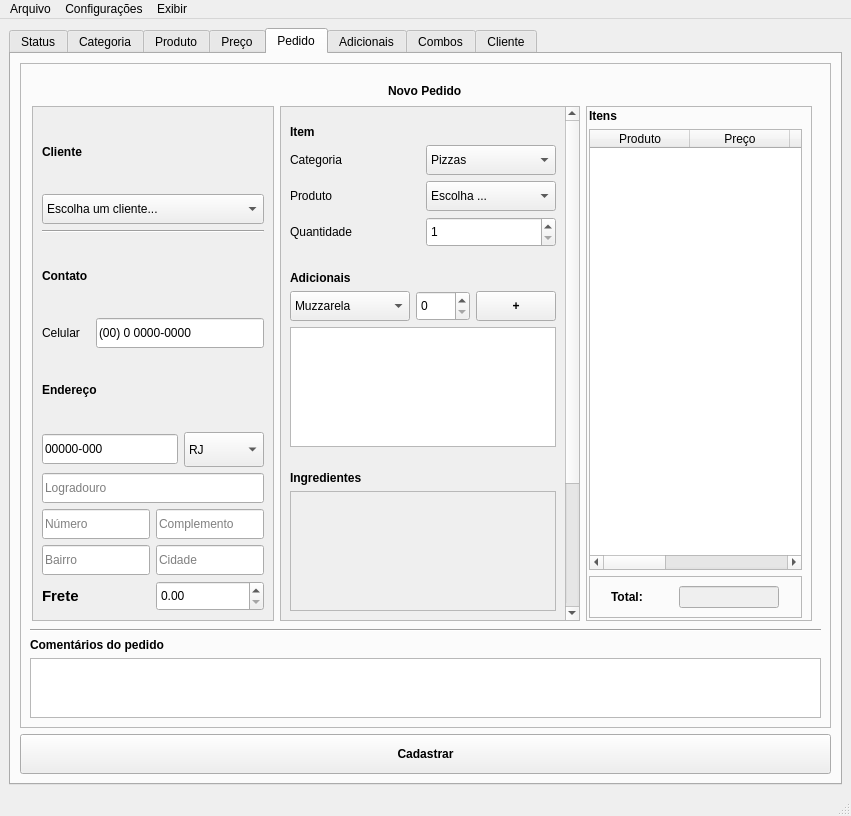
Old version of the form qt/src/views/main.ui in the repository antoniofernandodj/Chickie.
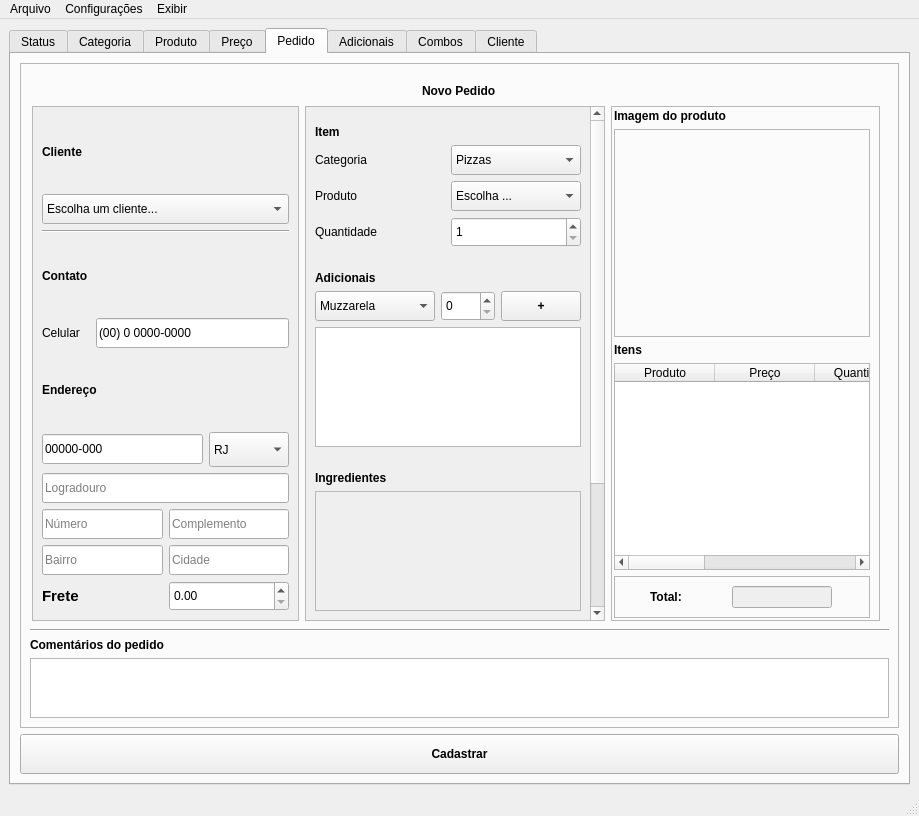
New version of the form. The open tabs and pages were chosen to show the change.

```diff
--- a/qt/src/views/main.ui
+++ b/qt/src/views/main.ui
@@ -6,7 +6,7 @@
    <rect>
     <x>0</x>
     <y>0</y>
-    <width>851</width>
+    <width>919</width>
     <height>816</height>
    </rect>
   </property>
@@ -2622,6 +2622,52 @@
                  <property name="bottomMargin">
                   <number>2</number>
                  </property>
+                 <item>
+                  <widget class="QLabel" name="label_image_produto_text">
+                   <property name="font">
+                    <font>
+                     <bold>true</bold>
+                    </font>
+                   </property>
+                   <property name="text">
+                    <string>Imagem do produto</string>
+                   </property>
+                  </widget>
+                 </item>
+                 <item>
+                  <widget class="QFrame" name="frame_31">
+                   <property name="enabled">
+                    <bool>true</bool>
+                   </property>
+                   <property name="sizePolicy">
+                    <sizepolicy hsizetype="Expanding" vsizetype="Expanding">
+                     <horstretch>0</horstretch>
+                     <verstretch>0</verstretch>
+                    </sizepolicy>
+                   </property>
+                   <property name="minimumSize">
+                    <size>
+                     <width>0</width>
+                     <height>0</height>
+                    </size>
+                   </property>
+                   <property name="frameShape">
+                    <enum>QFrame::StyledPanel</enum>
+                   </property>
+                   <property name="frameShadow">
+                    <enum>QFrame::Raised</enum>
+                   </property>
+                   <layout class="QVBoxLayout" name="verticalLayout_36">
+                    <item>
+                     <widget class="QLabel" name="label_image">
+                      <property name="text">
+                       <string/>
+                      </property>
+                     </widget>
+                    </item>
+                   </layout>
+                  </widget>
+                 </item>
                  <item>
                   <widget class="QLabel" name="label_13">
                    <property name="font">
@@ -3577,7 +3623,7 @@
     <rect>
      <x>0</x>
      <y>0</y>
-     <width>851</width>
+     <width>919</width>
      <height>22</height>
     </rect>
    </property>
```
Left out of the diff: 2 changed lines with no effect on the pictures.
